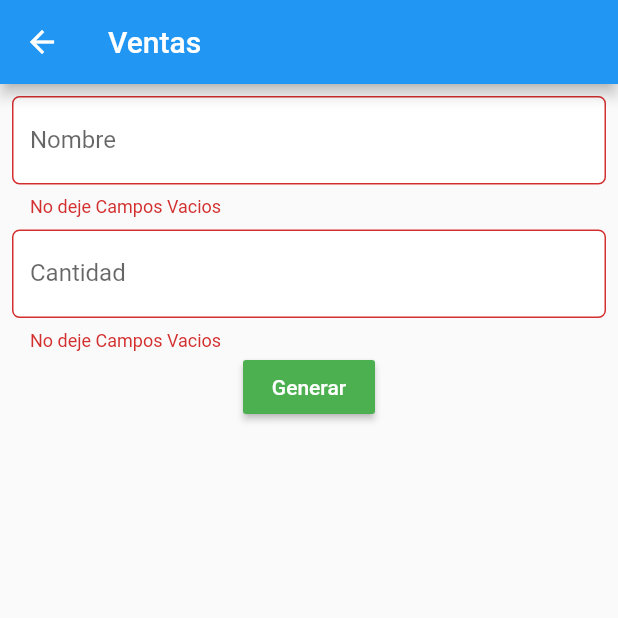
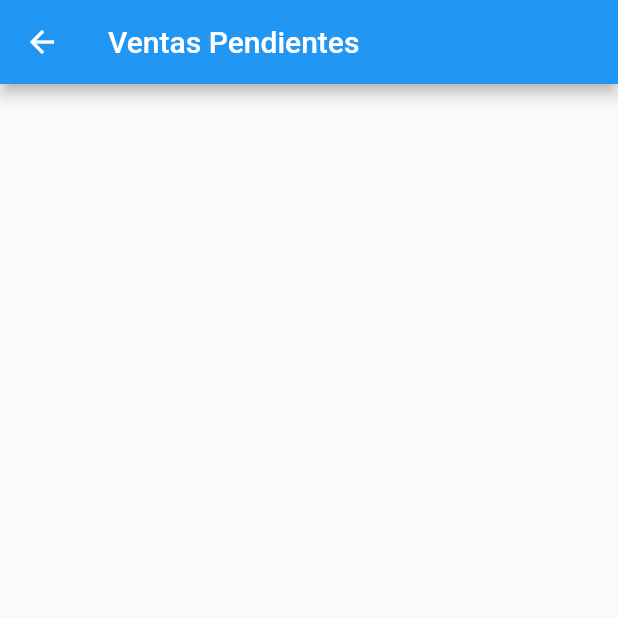
Before and after one commit to joosue72/Gumen, a Flutter app: the Ventas screen opened directly, after a tap on "Generar", on a phone screen of 412 x 824 dp, the top half of it. Run offline on Flutter 3.47's test engine with Material 2 defaults, Android fonts, the phone set to English and light mode, and no system bars; our stand-ins replace cloud_firestore, flutter_swiper, simple_animations; accounts and stored records are empty.

Commit message:
Version 1.0.2

```diff
--- a/lib/Ventas.dart
+++ b/lib/Ventas.dart
@@ -1,5 +1,6 @@
 import 'package:flutter/material.dart';
 import 'package:cloud_firestore/cloud_firestore.dart';
+import 'VentasPendientes.dart';
 
 
 class Ventas extends StatefulWidget {
@@ -8,8 +9,9 @@ class Ventas extends StatefulWidget {
 }
 
 String nombre;
-String cantidad;
-
+double cantidad;
+double costo;
+String producto;
 
 class _VentasState extends State<Ventas> {
 
@@ -17,45 +19,11 @@ class _VentasState extends State<Ventas> {
   final db = Firestore.instance;
   final _formKey = GlobalKey<FormState>();
   final _formKey1 = GlobalKey<FormState>();
+  final _formKey2 = GlobalKey<FormState>();
+  final _formKey3 = GlobalKey<FormState>();
 
 
-  Card buildItem(DocumentSnapshot doc) {
-    return Card(
-      child: Padding(
-        padding: const EdgeInsets.all(8.0),
-        child: Column(
-          crossAxisAlignment: CrossAxisAlignment.start,
-          children: <Widget>[
-            Text(
-              'Nombre: ${doc.data['Nombre']}',
-              style: TextStyle(fontSize: 24),
-            ),
-            Text(
-              'Cantidad: ${doc.data['Cantidad']}',
-              style: TextStyle(fontSize: 20),
-            ),
-            SizedBox(height: 12),
-            Row(
-              mainAxisAlignment: MainAxisAlignment.end,
-              children: <Widget>[
-                FlatButton(
-                  onPressed: () => updateData(doc),
-                  child: Text('Pagar', style: TextStyle(color: Colors.white)),
-                  color: Colors.green,
-                ),
-                SizedBox(width: 8),
-                FlatButton(
-                  onPressed: () => deleteData(doc),
-                  child: Text('Borrar', style: TextStyle(color: Colors.white),),
-                  color: Colors.red,
-                ),
-              ],
-            )
-          ],
-        ),
-      ),
-    );
-  }
+
 
   TextFormField buildTextFormField() {
     return TextFormField(
@@ -73,7 +41,23 @@ class _VentasState extends State<Ventas> {
       },
       onSaved: (value) => nombre = value,
     );
+  }
+  TextFormField buildTextFormFieldProducto() {
+    return TextFormField(
+      decoration: InputDecoration(
 
+        labelText: 'Producto',
+        fillColor: Colors.white,
+        border: OutlineInputBorder(borderRadius: BorderRadius.circular(5.0)),
+        filled: true,
+      ),
+      validator: (value) {
+        if (value.isEmpty) {
+          return 'No deje Campos Vacios';
+        }
+      },
+      onSaved: (value) => producto = value,
+    );
   }
   TextFormField buildTextFormField1() {
     return TextFormField(
@@ -92,7 +76,28 @@ class _VentasState extends State<Ventas> {
           return 'No deje Campos Vacios';
         }
       },
-      onSaved: (value) => cantidad = value,
+      onSaved: (value) => cantidad = double.tryParse(value),
+    );
+
+  }
+
+  TextFormField buildTextFormFieldCosto() {
+    return TextFormField(
+      keyboardType: TextInputType.number,
+
+      decoration: InputDecoration(
+
+        labelText: 'Costo',
+        fillColor: Colors.white,
+        border: OutlineInputBorder(borderRadius: BorderRadius.circular(5.0)),
+        filled: true,
+      ),
+      validator: (value) {
+        if (value.isEmpty) {
+          return 'No deje Campos Vacios';
+        }
+      },
+      onSaved: (value) => costo = double.tryParse(value),
     );
 
   }
@@ -115,33 +120,39 @@ class _VentasState extends State<Ventas> {
           ),
           SizedBox(height: 8.0),
           Form(
+            key: _formKey3,
+            child: buildTextFormFieldProducto(),
+          ),
+          SizedBox(height: 8.0),
+          Form(
             key: _formKey1,
             child: buildTextFormField1(),
+
+          ),
+          SizedBox(height: 8.0),
+          Form(
+            key: _formKey2,
+            child: buildTextFormFieldCosto(),
 
           ),
           Row(
             mainAxisAlignment: MainAxisAlignment.spaceEvenly,
             children: <Widget>[
               RaisedButton(
-                onPressed: createData,
-                child: Text('Generar', style: TextStyle(color: Colors.white)),
+                 child: Text('Generar', style: TextStyle(color: Colors.white)),
                 color: Colors.green,
+                onPressed: (){
 
+                  Route route = MaterialPageRoute(builder: (bc) => VentasPendientes());
+                               Navigator.of(context).push(route);
+                               createData();
 
+                }
               ),
 
             ],
           ),
-          StreamBuilder<QuerySnapshot>(
-            stream: db.collection('Ventas').snapshots(),
-            builder: (context, snapshot) {
-              if (snapshot.hasData) {
-                return Column(children: snapshot.data.documents.map((doc) => buildItem(doc)).toList());
-              } else {
-                return SizedBox();
-              }
-            },
-          )
+
         ],
       ),
     );
@@ -149,10 +160,12 @@ class _VentasState extends State<Ventas> {
   }
 
    void createData() async {
-    if (_formKey.currentState.validate() || _formKey1.currentState.validate()) {
+    if (_formKey.currentState.validate() || _formKey1.currentState.validate() || _formKey2.currentState.validate() || _formKey3.currentState.validate()) {
       _formKey.currentState.save();
       _formKey1.currentState.save();
-      DocumentReference ref = await db.collection('Ventas').add({'Nombre': '$nombre', 'Cantidad': '$cantidad'});
+      _formKey2.currentState.save();
+      _formKey3.currentState.save();
+      DocumentReference ref = await db.collection('Ventas').add({'Nombre': '$nombre', 'Cantidad': '$cantidad', 'Costo': '$costo', 'Producto': '$producto'});
       setState(() => id = ref.documentID);
       print(ref.documentID);
     }
@@ -164,7 +177,7 @@ class _VentasState extends State<Ventas> {
   }
 
   void updateData(DocumentSnapshot doc) async {
-    await db.collection('Ventas').document(doc.documentID).updateData({'Nombre': 'Juan'});
+    await db.collection('Ventas').document(doc.documentID).updateData({'Nombre': 'Pagado'});
   }
 
   void deleteData(DocumentSnapshot doc) async {
--- /dev/null
+++ b/lib/VentasPendientes.dart
@@ -0,0 +1,96 @@
+import 'package:flutter/material.dart';
+import 'package:cloud_firestore/cloud_firestore.dart';
+
+  String id;
+  final db = Firestore.instance;
+
+class VentasPendientes extends StatefulWidget {
+ @override
+  _VentasPendientesState createState() => _VentasPendientesState();
+
+}
+
+class _VentasPendientesState extends State<VentasPendientes> {
+
+
+  Card buildItem(DocumentSnapshot doc) {
+    return Card(
+      child: Padding(
+        padding: const EdgeInsets.all(8.0),
+        child: Column(
+          crossAxisAlignment: CrossAxisAlignment.start,
+          children: <Widget>[
+            Text(
+              'Nombre: ${doc.data['Nombre']}             ${doc.data['Producto']} ',
+              style: TextStyle(fontSize: 20),
+            ),
+            Text(
+              'Cantidad: ${doc.data['Cantidad']} Kg',
+              style: TextStyle(fontSize: 16),
+            ),
+            Text(
+              'Total: ${doc.data['Costo']} ',
+              style: TextStyle(fontSize: 16),
+            ),
+            SizedBox(height: 12),
+            Row(
+              mainAxisAlignment: MainAxisAlignment.end,
+              children: <Widget>[
+                FlatButton(
+                  onPressed: () => updateData(doc),
+                  child: Text('Pagar', style: TextStyle(color: Colors.white)),
+                  color: Colors.green,
+                ),
+                SizedBox(width: 8),
+                FlatButton(
+                  onPressed: () => deleteData(doc),
+                  child: Text('Borrar', style: TextStyle(color: Colors.white),),
+                  color: Colors.red,
+                ),
+              ],
+            )
+          ],
+        ),
+      ),
+    );
+  }
+
+
+
+  @override
+  Widget build(BuildContext context) {
+     return Scaffold(
+      appBar: AppBar(
+        title: Text('Ventas Pendientes'),
+      ),
+        body: ListView(
+        padding: EdgeInsets.all(8),
+        children: <Widget>[
+
+             StreamBuilder<QuerySnapshot>(
+            stream: db.collection('Ventas').snapshots(),
+            builder: (context, snapshot) {
+              if (snapshot.hasData) {
+                return Column(children: snapshot.data.documents.map((doc) => buildItem(doc)).toList());
+              } else {
+                return SizedBox();
+              }
+            },
+          ),
+            ],
+          ),
+
+
+
+     );
+  }
+
+  void updateData(DocumentSnapshot doc) async {
+    await db.collection('Ventas').document(doc.documentID).updateData({'Nombre': 'Pagado'});
+  }
+
+  void deleteData(DocumentSnapshot doc) async {
+    await db.collection('Ventas').document(doc.documentID).delete();
+    setState(() => id = null);
+  }
+}
--- a/lib/main.dart
+++ b/lib/main.dart
@@ -1,7 +1,7 @@
 import 'package:flutter/material.dart';
 import 'dart:async';
 import 'Login.dart';
-import 'Menu.dart';
+
 
 
 
@@ -23,7 +23,7 @@ class _MyAppState extends State<MyApp> {
 
   @override
   void initState() {
-    // TODO: implement initState
+
     super.initState();
     Future.delayed(
     Duration(seconds: 3),
```
